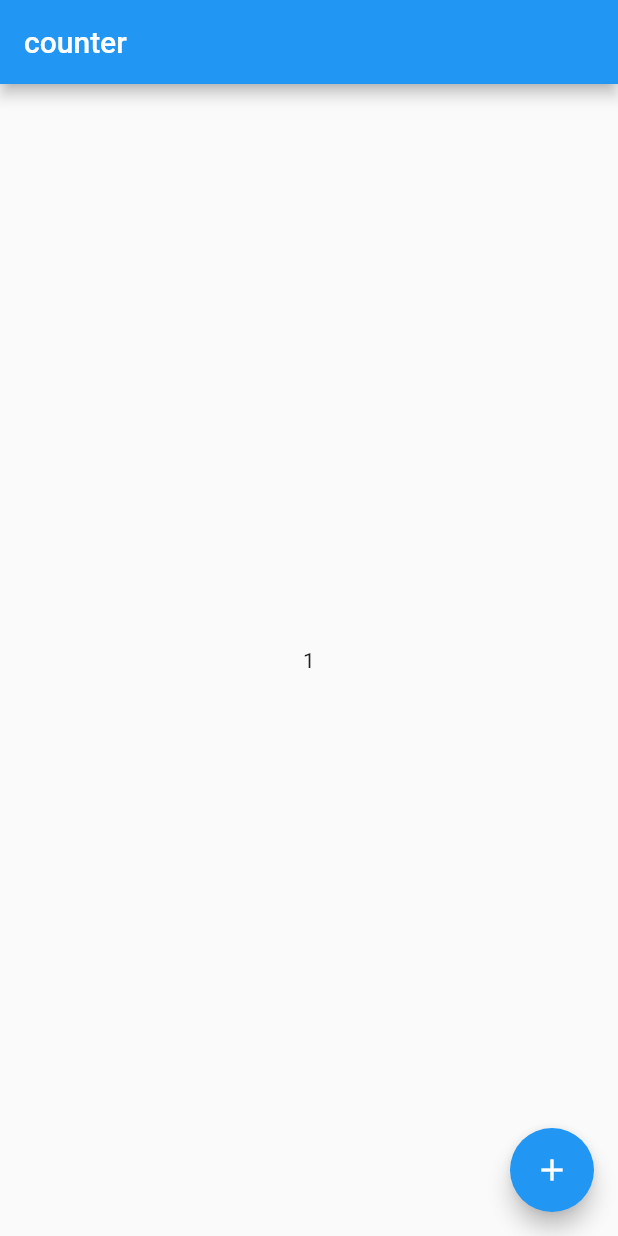
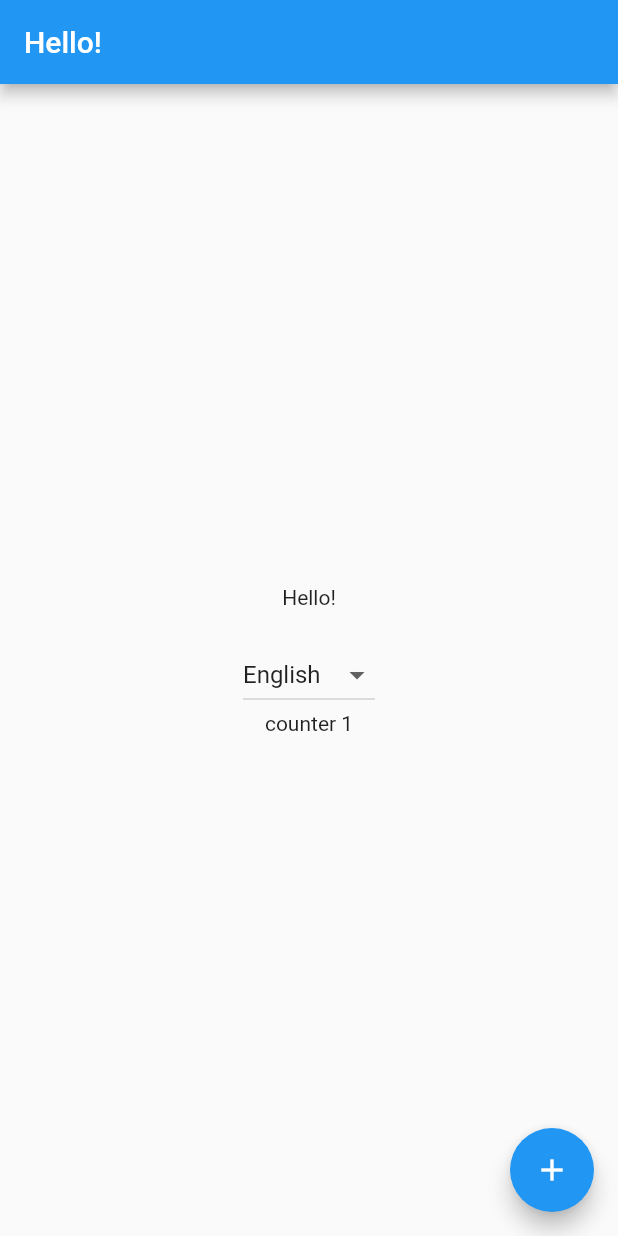
Before and after one commit to michaelfong2017/first_flutter_app, a Flutter app: the screen it shows after launch, after a tap on the "add" icon, on a phone screen of 412 x 824 dp. Run offline on Flutter 3.47's test engine with Material 2 defaults, Android fonts, the phone set to English and light mode, and no system bars; our stand-ins replace get, shared_preferences; statements that could not run were skipped.

Commit message:
GetX Translations + SharedPreferences.

```diff
--- a/lib/home_controller.dart
+++ b/lib/home_controller.dart
@@ -1,11 +1,40 @@
+import 'package:first_flutter_app/my_translations.dart';
+import 'package:flutter/material.dart';
 import 'package:get/get.dart';
 import 'package:shared_preferences/shared_preferences.dart';
 
 class HomeController extends GetxController {
-  var count = (Get.find<SharedPreferences>().getInt("count") ?? 0).obs;
+  var _count = (Get.find<SharedPreferences>().getInt('count') ?? 0).obs;
+
+  get count => _count;
+
+  final _selectedLang = (Get.find<MyTranslations>()
+              .getLanguageFromLanguageCode(Get.locale?.languageCode) ??
+          Get.find<MyTranslations>().getLanguageFromLanguageCode(
+              Get.find<MyTranslations>().fallbackLocale.languageCode))
+      .obs;
+
+  get selectedLangValue => _selectedLang.value;
+
+  final _langs = Get.find<MyTranslations>().langs;
 
   void increment() {
-    count++;
-    Get.find<SharedPreferences>().setInt("count", count.value);
+    _count++;
+    Get.find<SharedPreferences>().setInt('count', _count.value);
+  }
+
+  List<DropdownMenuItem<String>>? buildDropdownMenuItems() {
+    return _langs.map((String lang) {
+      return DropdownMenuItem(value: lang, child: Text(lang));
+    }).toList();
+  }
+
+  void onChangedDropdownMenuItem(String? value) {
+    _selectedLang.value = value;
+    _changeLocale(value!);
+  }
+
+  void _changeLocale(String lang) {
+    Get.find<MyTranslations>().changeLocale(lang);
   }
 }
--- a/lib/home_view.dart
+++ b/lib/home_view.dart
@@ -8,9 +8,22 @@ class HomeView extends GetView<HomeController> {
 
   @override
   Widget build(context) => Scaffold(
-      appBar: AppBar(title: Text("counter")),
+      appBar: AppBar(title: Text('hello'.tr)),
       body: Center(
-        child: Obx(() => Text("${controller.count}")),
+        child: Column(
+          mainAxisSize: MainAxisSize.min,
+          children: [
+            Text('hello'.tr),
+            SizedBox(height: 20),
+            DropdownButton<String>(
+              icon: Icon(Icons.arrow_drop_down),
+              value: controller.selectedLangValue,
+              items: controller.buildDropdownMenuItems(),
+              onChanged: controller.onChangedDropdownMenuItem,
+            ),
+            Obx(() => Text('${'counter'.tr} ${controller.count}'))
+          ],
+        ),
       ),
       floatingActionButton: FloatingActionButton(
         child: Icon(Icons.add),
--- a/lib/init_services.dart
+++ b/lib/init_services.dart
@@ -1,14 +1,19 @@
 import 'package:get/get.dart';
 import 'package:shared_preferences/shared_preferences.dart';
 
+import 'my_translations.dart';
+
 Future<void> initServices() async {
   print("Starting services...");
+
   /// Here is where you put get_storage, hive, shared_pref initialization.
   /// or moor connection, or whatever that's async.
   await Get.putAsync<SharedPreferences>(() async {
     final prefs = await SharedPreferences.getInstance();
     return prefs;
   });
+
+  Get.lazyPut(() => MyTranslations());
 
   await Get.putAsync(() => DbService().init());
 
--- /dev/null
+++ b/lib/lang/en_us.dart
@@ -0,0 +1,5 @@
+// English Translations
+const Map<String, String> enUS = {
+  'hello': 'Hello!',
+  'counter': 'counter',
+};
--- /dev/null
+++ b/lib/lang/ja_jp.dart
@@ -0,0 +1,4 @@
+// Japanese Translations
+const Map<String, String> jaJP = {
+  'hello': '今日は!',
+};
--- /dev/null
+++ b/lib/lang/tr_tr.dart
@@ -0,0 +1,4 @@
+// Turkish Translations
+const Map<String, String> trTR = {
+  'hello': 'Merhaba!',
+};
--- /dev/null
+++ b/lib/lang/zh_hk.dart
@@ -0,0 +1,5 @@
+// Hong Kong Translations
+const Map<String, String> zhHK = {
+  'hello': '哈囉!',
+  'counter': '計數器',
+};
--- a/lib/main.dart
+++ b/lib/main.dart
@@ -1,4 +1,5 @@
 import 'package:first_flutter_app/initial_binding.dart';
+import 'package:first_flutter_app/my_translations.dart';
 import 'package:flutter/material.dart';
 import 'package:get/get.dart';
 
@@ -13,6 +14,10 @@ Future<void> main() async {
   await initServices();
 
   runApp(GetMaterialApp(
+    locale: Get.find<MyTranslations>()
+        .locale, // translations will be displayed in that locale
+    fallbackLocale: Get.find<MyTranslations>().fallbackLocale,
+    translations: Get.find<MyTranslations>(),
     initialBinding: InitialBinding(),
     initialRoute: Routes.HOME,
     getPages: [
--- /dev/null
+++ b/lib/my_translations.dart
@@ -0,0 +1,66 @@
+import 'dart:ui';
+
+import 'package:get/get.dart';
+import 'package:shared_preferences/shared_preferences.dart';
+
+import 'lang/en_us.dart';
+import 'lang/ja_jp.dart';
+import 'lang/tr_tr.dart';
+import 'lang/zh_hk.dart';
+
+class MyTranslations extends Translations {
+  // Default locale
+  final locale = Locale((Get.find<SharedPreferences>().getString('locale') ??
+          Get.deviceLocale?.languageCode) ??
+      'en');
+
+  // fallbackLocale saves the day when the locale gets in trouble
+  final fallbackLocale = Locale('en');
+
+  // Supported languages
+  // Needs to be same order with locales
+  final langs = ['English', 'Türkçe', '日本語', '繁體中文'];
+
+  // Supported locales
+  // Needs to be same order with langs
+  final locales = [
+    Locale('en', 'US'),
+    Locale('tr', 'TR'),
+    Locale('ja', 'JP'),
+    Locale('zh', 'HK'),
+  ];
+
+  // Keys and their translations
+  // Translations are separated maps in `lang` file
+  @override
+  Map<String, Map<String, String>> get keys => {
+        'en_US': enUS,
+        'tr_TR': trTR,
+        'ja_JP': jaJP,
+        'zh_HK': zhHK,
+      };
+
+  // Gets locale from language, and updates the locale
+  void changeLocale(String lang) {
+    final locale = _getLocaleFromLanguage(lang);
+    if (locale != null) {
+      Get.find<SharedPreferences>().setString('locale', locale.languageCode);
+      Get.updateLocale(locale);
+    }
+  }
+
+  String? getLanguageFromLanguageCode(String? languageCode) {
+    for (int i = 0; i < locales.length; i++) {
+      if (languageCode == locales[i].languageCode) return langs[i];
+    }
+    return null;
+  }
+
+  // Finds language in `langs` list and returns it as Locale
+  Locale? _getLocaleFromLanguage(String lang) {
+    for (int i = 0; i < langs.length; i++) {
+      if (lang == langs[i]) return locales[i];
+    }
+    return Get.locale;
+  }
+}
```
